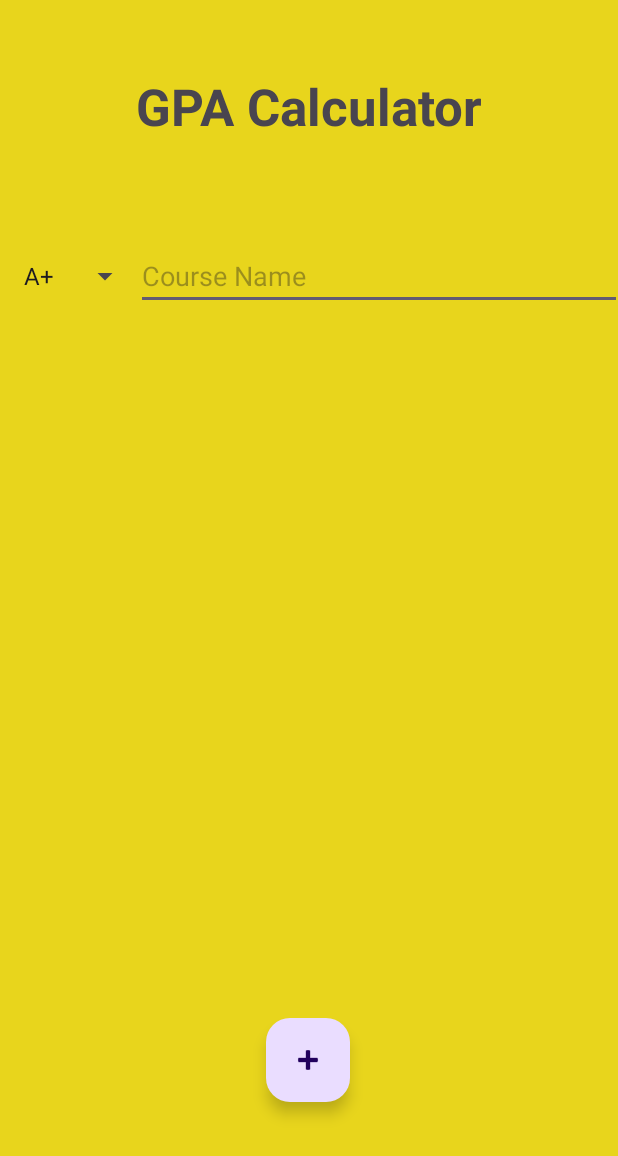
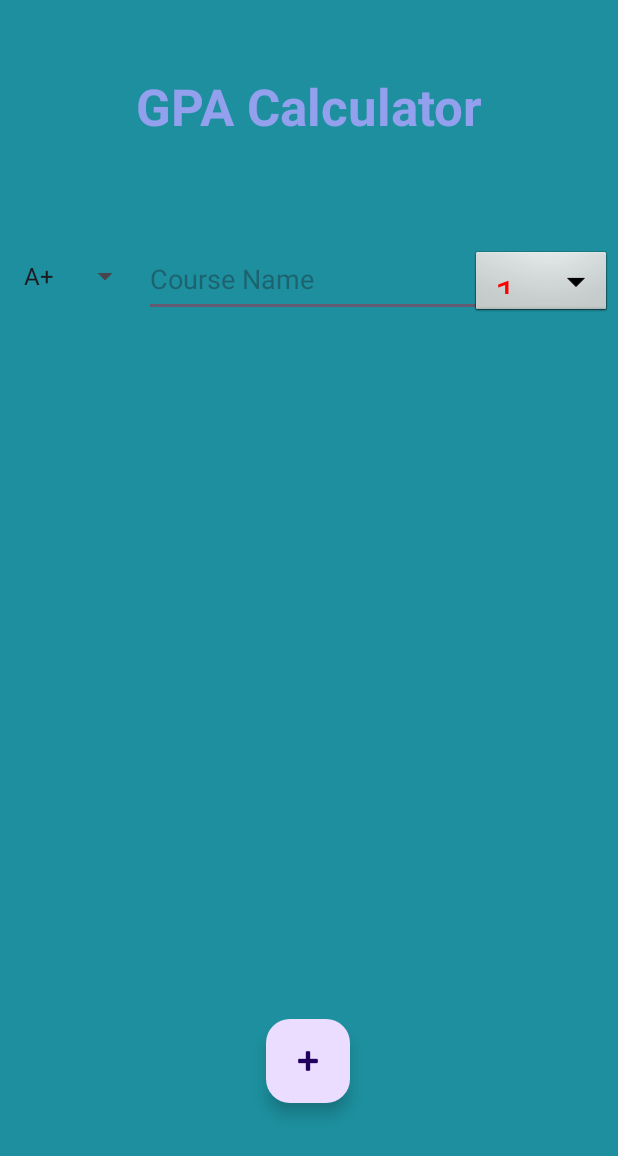
Before and after one commit to Mohamed-Ahmed-Esmat/GPA-Calculator-Kotlin-Application, an Android app: the screen it shows after launch (MainActivity), on a phone screen of 412 x 824 dp. Shown: the top 1156 px of the screen. Run offline under Robolectric (Android 15) with nearby library versions, the phone set to English and light mode, and no system bars.

Commit message:
some changes to the second spinner

```diff
--- a/app/src/main/java/com/example/gpa_calculator/MainActivity.kt
+++ b/app/src/main/java/com/example/gpa_calculator/MainActivity.kt
@@ -12,6 +12,7 @@
         private lateinit var containerLayout: LinearLayout
         private lateinit var addCourseFloat: FloatingActionButton
         private lateinit var gradeSpin: Spinner
+        private lateinit var creditsSpin: Spinner
         private var editTextCount = 1 // Counter for generated EditText views
 
         override fun onCreate(savedInstanceState: Bundle?) {
@@ -22,9 +23,14 @@
             containerLayout = findViewById(R.id.containerLayout)
             addCourseFloat = findViewById(R.id.addCourseFloat)
             gradeSpin = findViewById(R.id.gradeSpin)
+            creditsSpin = findViewById(R.id.creditsSpin)
+
             val spinnerData = arrayOf("A+", "A", "A-", "B+", "B", "B-", "C+", "C", "C-", "D+", "D", "F")
+            val spinnerData2 = arrayOf("1", "2", "3", "4")
             val spinnerAdapter = ArrayAdapter(this, android.R.layout.simple_spinner_dropdown_item, spinnerData)
+            val spinnerAdapter2 = ArrayAdapter(this, R.layout.spinner_item, spinnerData2)
             gradeSpin.adapter = spinnerAdapter
+            creditsSpin.adapter = spinnerAdapter2
             addCourseFloat.setOnClickListener {
                 if (editTextCount < 7) {
                     addNewCourse()
--- a/app/src/main/res/layout/activity_main.xml
+++ b/app/src/main/res/layout/activity_main.xml
@@ -4,7 +4,7 @@
     xmlns:tools="http://schemas.android.com/tools"
     android:layout_width="match_parent"
     android:layout_height="match_parent"
-    android:background="#E8D51C"
+    android:background="#1D8F9E"
     tools:context=".MainActivity">
 
     <TextView
@@ -15,6 +15,7 @@
         android:layout_marginTop="48dp"
         android:layout_marginEnd="16dp"
         android:text="GPA Calculator"
+        android:textColor="#92A0ED"
         android:textSize="34sp"
         android:textStyle="bold"
         app:layout_constraintEnd_toEndOf="parent"
@@ -22,22 +23,22 @@
         app:layout_constraintStart_toStartOf="parent"
         app:layout_constraintTop_toTopOf="parent" />
 
+    <!-- Adjust the margin as needed -->
+
+    <!-- Add a vertical LinearLayout to contain dynamically added EditText views -->
+
     <EditText
         android:id="@+id/courseName"
-        android:layout_width="324dp"
-        android:layout_height="45dp"
+        android:layout_width="225dp"
+        android:layout_height="50dp"
         android:layout_marginTop="68dp"
         android:ems="10"
         android:hint="Course Name"
         android:inputType="text"
         app:layout_constraintEnd_toEndOf="parent"
-        app:layout_constraintHorizontal_bias="0.666"
+        app:layout_constraintHorizontal_bias="0.021"
         app:layout_constraintStart_toEndOf="@+id/gradeSpin"
         app:layout_constraintTop_toBottomOf="@+id/gpaTitle" />
-
-    <!-- Adjust the margin as needed -->
-
-    <!-- Add a vertical LinearLayout to contain dynamically added EditText views -->
 
     <Spinner
         android:id="@+id/gradeSpin"
@@ -46,6 +47,18 @@
         android:layout_marginStart="8dp"
         android:layout_marginTop="68dp"
         app:layout_constraintStart_toStartOf="parent"
+        app:layout_constraintTop_toBottomOf="@+id/gpaTitle" />
+
+    <Spinner
+        android:id="@+id/creditsSpin"
+        android:layout_width="94dp"
+        android:layout_height="47dp"
+        android:layout_marginTop="72dp"
+        android:layout_marginEnd="4dp"
+        android:background="@android:drawable/btn_dropdown"
+        android:soundEffectsEnabled="false"
+        android:spinnerMode="dropdown"
+        app:layout_constraintEnd_toEndOf="parent"
         app:layout_constraintTop_toBottomOf="@+id/gpaTitle" />
 
     <com.google.android.material.floatingactionbutton.FloatingActionButton
--- /dev/null
+++ b/app/src/main/res/layout/spinner_item.xml
@@ -0,0 +1,11 @@
+<?xml version="1.0" encoding="utf-8"?>
+
+<TextView
+    xmlns:android="http://schemas.android.com/apk/res/android"
+    android:layout_width="match_parent"
+    android:layout_height="wrap_content"
+    android:textSize="25sp"
+    android:gravity="left"
+    android:textColor="#FF0000"
+    android:padding="5dip"
+    />
```
